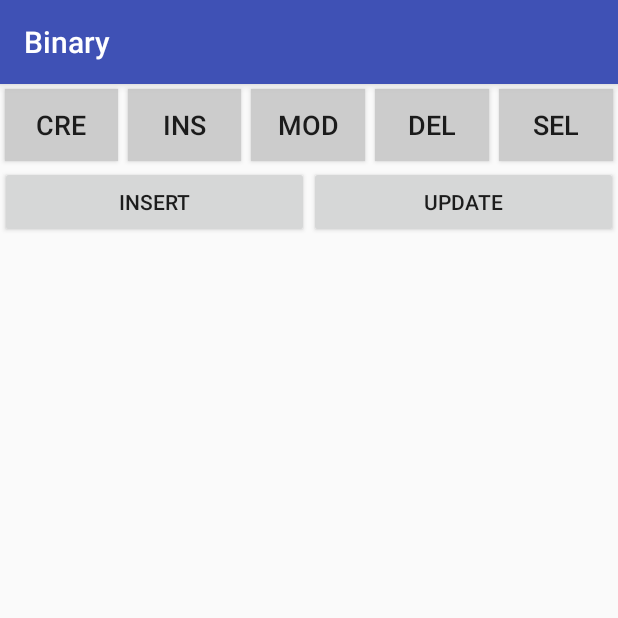
After one commit to HankinsPan/Binary, an Android app: the SQLiteActivity screen opened directly, with no data from a screen before it, on a phone screen of 412 x 824 dp, the top half of it. The commit adds this screen. Run offline under Robolectric (Android 15) with nearby library versions, the phone set to English and light mode, and no system bars.

Commit message:
add sqlite

```diff
--- a/binary/src/main/AndroidManifest.xml
+++ b/binary/src/main/AndroidManifest.xml
@@ -32,6 +32,8 @@
 
         <activity android:name=".compent.RecycActivity" />
 
+        <activity android:name=".sqlite.SQLiteActivity" />
+
     </application>
 
 </manifest>
--- a/binary/src/main/java/com/binary/compent/RecycActivity.java
+++ b/binary/src/main/java/com/binary/compent/RecycActivity.java
@@ -65,6 +65,7 @@ public class RecycActivity extends AppCompatActivity {
         mRecyc.setAdapter(adapter);
 
         mRecyc.setLayoutManager(new LinearLayoutManager(this, LinearLayoutManager.VERTICAL, false));
+//        mRecyc.setLayoutManager(new GridLayoutManager(this,2));
 
 
     }
--- a/binary/src/main/java/com/binary/compent/RecycAdapter.java
+++ b/binary/src/main/java/com/binary/compent/RecycAdapter.java
@@ -26,9 +26,6 @@ public class RecycAdapter extends RecyclerView.Adapter<RecyclerView.ViewHolder>
         this.datas = datas;
     }
 
-    public void addList(List<DataModal> datas){
-        datas.addAll(datas);
-    }
 
     @Override
     public RecyclerView.ViewHolder onCreateViewHolder(ViewGroup parent, int viewType) {
--- /dev/null
+++ b/binary/src/main/java/com/binary/manger/DbManger.java
@@ -0,0 +1,30 @@
+package com.binary.manger;
+
+import android.content.Context;
+import android.database.sqlite.SQLiteDatabase;
+
+import com.binary.sqlite.MySqliteHelper;
+
+/**
+ * Created by bestotem on 2017/7/26.
+ */
+
+public class DbManger {
+    private static MySqliteHelper helper;
+
+    public static MySqliteHelper getInstance(Context context) {
+        if (helper == null) {
+            helper = new MySqliteHelper(context);
+        }
+        return helper;
+    }
+
+    public static void execSQL(SQLiteDatabase database, String sql) {
+        if (database != null) {
+            if (sql != null && !"".equals(sql)) {
+                database.execSQL(sql);
+            }
+        }
+    }
+
+}
--- /dev/null
+++ b/binary/src/main/java/com/binary/sqlite/SQLiteActivity.java
@@ -0,0 +1,160 @@
+package com.binary.sqlite;
+
+import android.content.ContentValues;
+import android.database.sqlite.SQLiteDatabase;
+import android.os.Bundle;
+import android.support.annotation.Nullable;
+import android.support.v7.app.AppCompatActivity;
+import android.view.View;
+import android.widget.Button;
+import android.widget.Toast;
+
+import com.binary.R;
+import com.binary.manger.DbManger;
+import com.binary.util.Constants;
+
+/**
+ * Created by bestotem on 2017/7/26.
+ */
+
+public class SQLiteActivity extends AppCompatActivity implements View.OnClickListener {
+    public static final String TAG = "SQLiteActivity";
+
+    private Button btnC, btnI, btnM,btnD,btnS;
+    private Button btninsertApi,btnUpdateApi;
+
+    private MySqliteHelper helper;
+
+    @Override
+    protected void onCreate(@Nullable Bundle savedInstanceState) {
+        super.onCreate(savedInstanceState);
+        setContentView(R.layout.activity_sqlite);
+
+        initView();
+        addLitener();
+        initData();
+
+    }
+
+    private void initView() {
+        btnC = (Button) findViewById(R.id.btn_create);
+        btnI = (Button) findViewById(R.id.btn_insert);
+        btnM = (Button) findViewById(R.id.btn_modify);
+        btnD = (Button) findViewById(R.id.btn_del);
+        btnS = (Button) findViewById(R.id.btn_select);
+
+        btninsertApi = (Button) findViewById(R.id.btn_insert_api);
+        btnUpdateApi = (Button) findViewById(R.id.btn_update_api);
+
+    }
+
+    private void addLitener() {
+        btnC.setOnClickListener(this);
+        btnI.setOnClickListener(this);
+        btnM.setOnClickListener(this);
+        btnD.setOnClickListener(this);
+        btnS.setOnClickListener(this);
+
+        btninsertApi.setOnClickListener(this);
+        btnUpdateApi.setOnClickListener(this);
+
+    }
+
+    private void initData() {
+        helper = DbManger.getInstance(this);
+    }
+
+
+    @Override
+    public void onClick(View view) {
+        SQLiteDatabase database;
+
+        switch (view.getId()) {
+            case R.id.btn_create:
+                // helper.getWritableDatabase(); -> 创建或打开数据库 （可读可写）
+                //helper.getReadableDatabase();
+                database = helper.getWritableDatabase();
+                break;
+
+            case R.id.btn_insert:
+                database = helper.getWritableDatabase();
+                String insertSql = "insert into "
+                        + Constants.TABLE_NAME+" values(1,'han',23)";
+
+                DbManger.execSQL(database,insertSql);
+                database.close();
+                break;
+
+            case R.id.btn_modify:
+                database = helper.getWritableDatabase();
+                String upDateSql = "update "
+                        + Constants.TABLE_NAME+" set "
+                        +Constants.NAME+"= 'pan' where "
+                        +Constants._ID+"=1";
+
+                DbManger.execSQL(database,upDateSql);
+                database.close();
+
+                break;
+
+            case R.id.btn_del:
+                database = helper.getWritableDatabase();
+                String delSql = "delete from "
+                        + Constants.TABLE_NAME+" where "
+                        +Constants._ID+"=1";
+
+                DbManger.execSQL(database,delSql);
+                database.close();
+
+                break;
+
+            case R.id.btn_select:
+
+                break;
+
+            case R.id.btn_insert_api:
+                database = helper.getWritableDatabase();
+
+                ContentValues values = new ContentValues();
+                values.put(Constants._ID,3);
+                values.put(Constants.NAME,"Alice");
+                values.put(Constants.AGE,26);
+
+                long result = database.insert(Constants.TABLE_NAME,null,values);
+
+                if (result>0){
+                    Toast.makeText(SQLiteActivity.this," insert success ",Toast.LENGTH_SHORT).show();
+                }else {
+                    Toast.makeText(SQLiteActivity.this," insert fail ",Toast.LENGTH_SHORT).show();
+                }
+
+                database.close();
+
+                break;
+
+            case R.id.btn_update_api:
+                database = helper.getWritableDatabase();
+
+                ContentValues values1 = new ContentValues();
+
+                values1.put(Constants.NAME,"bob");
+                values1.put(Constants.AGE,28);
+
+                int count = database.update(Constants.TABLE_NAME,values1,Constants._ID+"=3",null);
+//                long result1 = database.insert(Constants.TABLE_NAME,null,values1);
+
+                if (count>0){
+                    Toast.makeText(SQLiteActivity.this," update success ",Toast.LENGTH_SHORT).show();
+                }else {
+                    Toast.makeText(SQLiteActivity.this," update fail ",Toast.LENGTH_SHORT).show();
+                }
+
+                database.close();
+
+                break;
+
+            default:
+                break;
+        }
+    }
+}
--- a/binary/src/main/res/layout/activity_main.xml
+++ b/binary/src/main/res/layout/activity_main.xml
@@ -109,11 +109,12 @@
             />
 
         <Button
-            android:id="@+id/btn_2"
+            android:id="@+id/btn_SQLite"
             android:layout_width="0dp"
             android:layout_height="wrap_content"
             android:layout_weight="1"
             android:layout_margin="5dp"
+            android:text="SQLite"
             />
 
         <Button
--- /dev/null
+++ b/binary/src/main/res/layout/activity_sqlite.xml
@@ -0,0 +1,97 @@
+<?xml version="1.0" encoding="utf-8"?>
+<RelativeLayout xmlns:android="http://schemas.android.com/apk/res/android"
+    android:layout_width="match_parent"
+    android:layout_height="match_parent"
+    android:orientation="vertical">
+
+    <LinearLayout
+        android:id="@+id/ll_topOne"
+        android:layout_width="match_parent"
+        android:layout_height="wrap_content"
+        android:layout_alignParentTop="true"
+        >
+
+        <Button
+            android:id="@+id/btn_create"
+            android:layout_width="0dp"
+            android:layout_height="wrap_content"
+            android:layout_weight="1"
+            android:background="#CCC"
+            android:layout_margin="3dp"
+            android:text="cre"
+            android:textSize="18sp"
+            />
+
+        <Button
+            android:id="@+id/btn_insert"
+            android:layout_width="0dp"
+            android:layout_height="wrap_content"
+            android:layout_weight="1"
+            android:background="#CCC"
+            android:layout_margin="3dp"
+            android:text="Ins"
+            android:textSize="18sp"
+            />
+        <Button
+            android:id="@+id/btn_modify"
+            android:layout_width="0dp"
+            android:layout_height="wrap_content"
+            android:layout_weight="1"
+            android:background="#CCC"
+            android:layout_margin="3dp"
+            android:text="mod"
+            android:textSize="18sp"
+            />
+
+        <Button
+            android:id="@+id/btn_del"
+            android:layout_width="0dp"
+            android:layout_height="wrap_content"
+            android:layout_weight="1"
+            android:background="#CCC"
+            android:layout_margin="3dp"
+            android:text="del"
+            android:textSize="18sp"
+            />
+
+        <Button
+            android:id="@+id/btn_select"
+            android:layout_width="0dp"
+            android:layout_height="wrap_content"
+            android:layout_weight="1"
+            android:background="#CCC"
+            android:layout_margin="3dp"
+            android:text="Sel"
+            android:textSize="18sp"
+            />
+
+
+    </LinearLayout>
+
+    <LinearLayout
+        android:id="@+id/ll_topTwo"
+        android:layout_width="match_parent"
+        android:layout_height="wrap_content"
+        android:layout_below="@id/ll_topOne"
+        android:orientation="horizontal"
+        >
+
+        <Button
+            android:id="@+id/btn_insert_api"
+            android:layout_width="0dp"
+            android:layout_height="wrap_content"
+            android:layout_weight="1"
+            android:text="Insert"
+            />
+
+        <Button
+            android:id="@+id/btn_update_api"
+            android:layout_width="0dp"
+            android:layout_height="wrap_content"
+            android:layout_weight="1"
+            android:text="Update"
+            />
+
+    </LinearLayout>
+
+</RelativeLayout>
```
Also changed, not shown: binary/src/main/java/com/binary/FourActivity.java (+1 -7 lines), binary/src/main/java/com/binary/MainActivity.java (+61 -54 lines), binary/src/main/java/com/binary/sqlite/MySqliteHelper.java (added, +77 -0 lines), binary/src/main/java/com/binary/util/Constants.java (added, +20 -0 lines).
